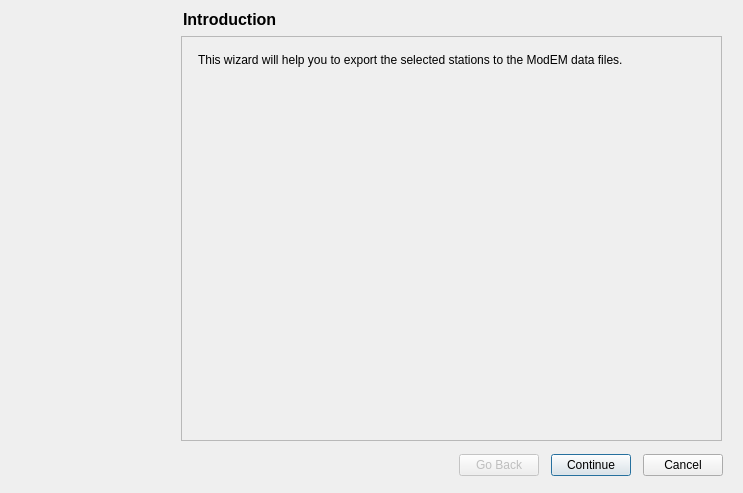
The window that mtpy/gui/SmartMT/ui_asset/wizard_export_modem.ui (MTgeophysics/mtpy) describes before a commit, drawn with Qt 5.
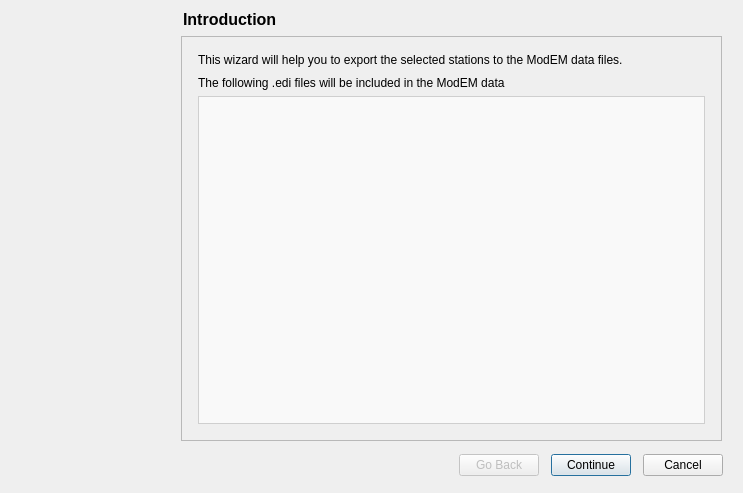
The same window after the commit.

Commit message: add edi file list for generating ModEM data

```diff
--- a/mtpy/gui/SmartMT/ui_asset/wizard_export_modem.ui
+++ b/mtpy/gui/SmartMT/ui_asset/wizard_export_modem.ui
@@ -23,7 +23,28 @@
    <property name="subTitle">
     <string>This wizard will help you to export the selected stations to the ModEM data files.</string>
    </property>
-   <layout class="QGridLayout" name="gridLayout_4"/>
+      <layout class="QGridLayout" name="gridLayout_4">
+          <item row="0" column="0">
+              <widget class="QLabel" name="label_25">
+                  <property name="text">
+                      <string>The following .edi files will be included in the ModEM data</string>
+                  </property>
+              </widget>
+          </item>
+          <item row="1" column="0">
+              <widget class="QListWidget" name="listWidget_edi_files">
+                  <property name="selectionMode">
+                      <enum>QAbstractItemView::NoSelection</enum>
+                  </property>
+                  <property name="selectionBehavior">
+                      <enum>QAbstractItemView::SelectRows</enum>
+                  </property>
+                  <property name="sortingEnabled">
+                      <bool>true</bool>
+                  </property>
+              </widget>
+          </item>
+      </layout>
   </widget>
   <widget class="QWizardPage" name="wizardPage_inversion_mode">
    <property name="title">
```
The commit also changes 2 other files.
